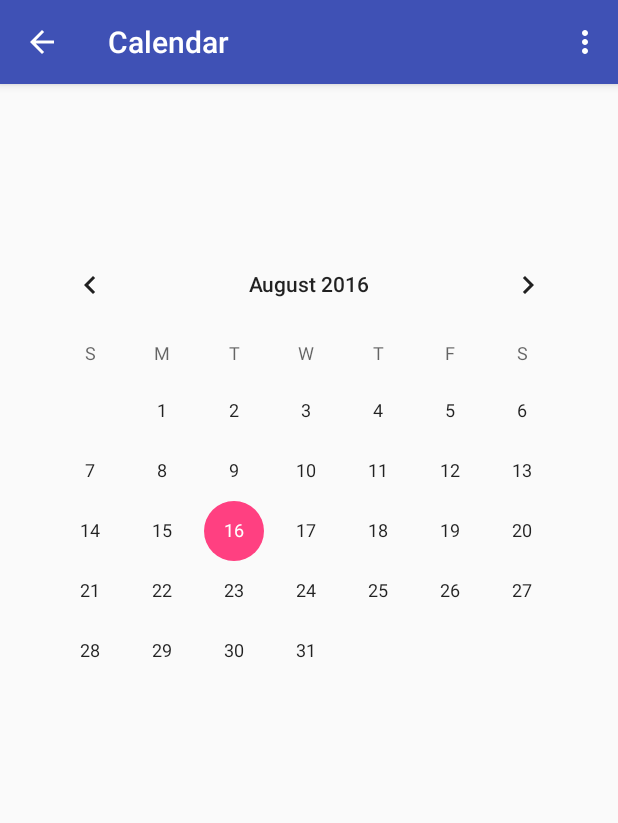
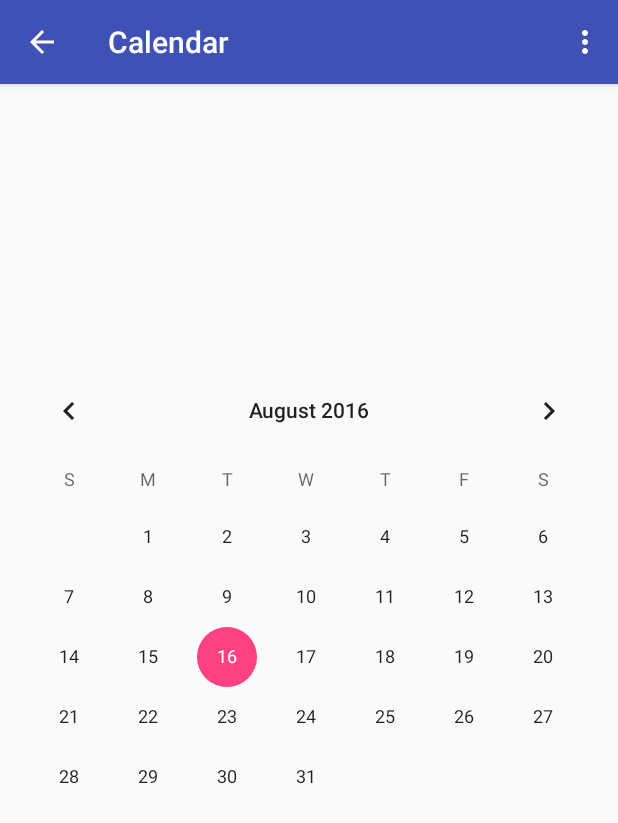
Before and after one commit to jvrcb17/AppMD1, an Android app: the CalendarActivity screen opened directly, with no data from a screen before it, on a phone screen of 412 x 824 dp. Shown: the top 823 px of the screen. Run offline under Robolectric (Android 15) with nearby library versions, the phone set to English and light mode, and no system bars.

Commit message:
Made Calendar Clickable and created a pop-up dialog. Not the correct one, but I'm in the process of having an event creating dialog to happen and eventually store and reflect stored events.

```diff
--- a/app/src/main/java/com/seniordesign/appmd/MedicationActivity.java
+++ b/app/src/main/java/com/seniordesign/appmd/MedicationActivity.java
@@ -26,6 +26,4 @@ public class MedicationActivity extends AppCompatActivity {
         //getMenuInflater().inflate(R.menu.activity_main_drawer, menu);
         return true;
     }
-
-
 }
--- a/app/src/main/res/layout/activity_calendar.xml
+++ b/app/src/main/res/layout/activity_calendar.xml
@@ -1,20 +1,18 @@
 <?xml version="1.0" encoding="utf-8"?>
-<LinearLayout xmlns:android="http://schemas.android.com/apk/res/android"
+<RelativeLayout xmlns:android="http://schemas.android.com/apk/res/android"
     xmlns:tools="http://schemas.android.com/tools"
-    android:orientation="vertical"
     android:layout_width = "fill_parent"
     android:layout_height = "fill_parent"
-    android:paddingBottom="@dimen/activity_vertical_margin"
-    android:paddingLeft="@dimen/activity_horizontal_margin"
-    android:paddingRight="@dimen/activity_horizontal_margin"
-    android:paddingTop="100dp"
+    android:layout_centerVertical="true"
 
     tools:context=".CalendarActivity">
+
     <CalendarView
         android:id="@+id/nav_calendar"
         android:layout_width="match_parent"
-        android:layout_height="match_parent">
+        android:layout_height="400dp"
+        android:layout_centerVertical="true"
+        android:onClick = "calClick">
 
     </CalendarView>
-
-</LinearLayout>
+</RelativeLayout>
```
Also changed, not shown: app/src/main/java/com/seniordesign/appmd/CalendarActivity.java (+21 -7 lines), app/src/main/java/com/seniordesign/appmd/mDateSetListener.java (added, +33 -0 lines).
